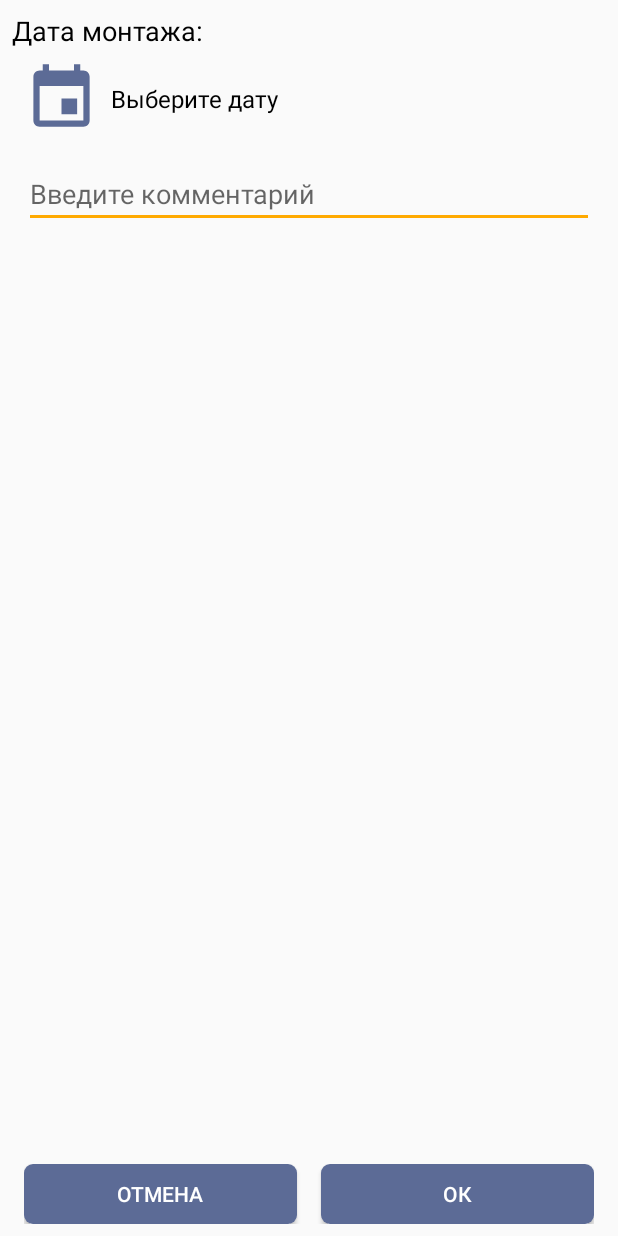
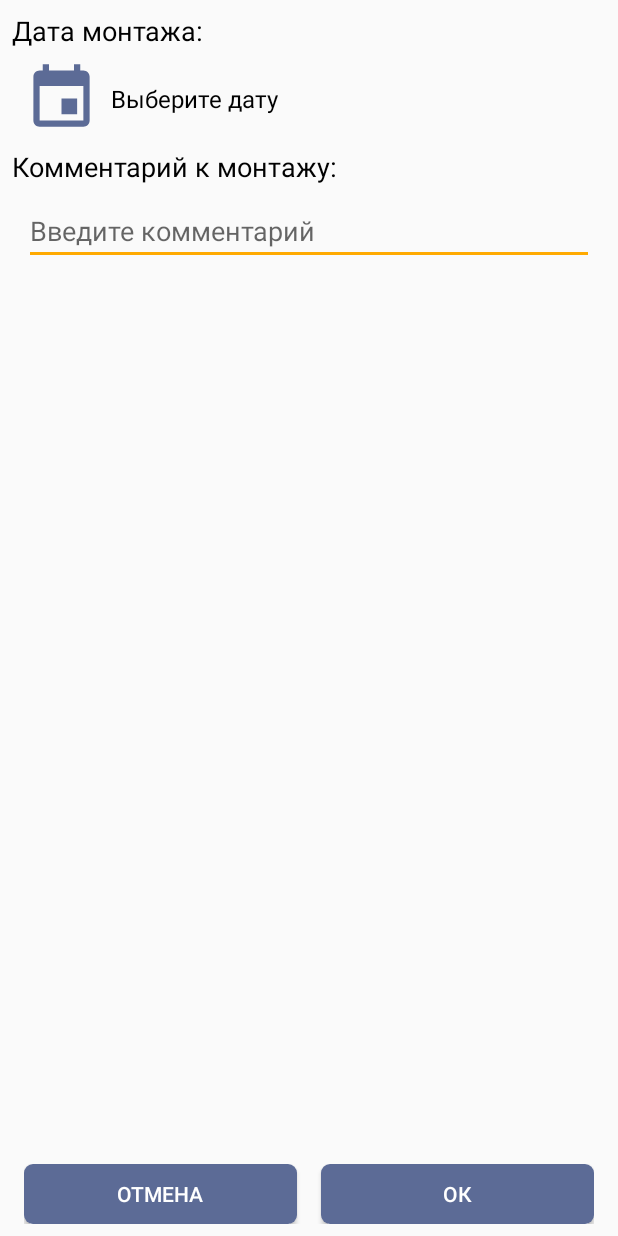
Before and after one commit to Andrey104/measurements, an Android app: the AddMountActivity screen opened directly, with no data from a screen before it, on a phone screen of 412 x 824 dp. Run offline under Robolectric (Android 15) with nearby library versions, the phone set to English and light mode, and no system bars.

Commit message:
add edit mount

```diff
--- a/app/src/main/java/ru/nextf/measurements/Utils.kt
+++ b/app/src/main/java/ru/nextf/measurements/Utils.kt
@@ -31,6 +31,9 @@ val MOUNT_NAME = "mount"
 val MAIN_NAME = "main"
 val ID_KEY = "id"
 val DEAL_STATUS = "DEAL_STATUS"
+val EDIT_MOUNT = "EDIT_MOUNT"
+val EDIT_MOUNT_DATE = "EDIT_MOUNT_DATE"
+val EDIT_MOUNT_DESCRIPTION = "EDIT_MOUNT_DESCRIPTION"
 val APP_TOKEN = "token"
 val MY_ID_USER = "MY_ID_USER"
 val PHOTO_ID_DELETE = "PHOTO_ID_DELETE"
--- a/app/src/main/java/ru/nextf/measurements/network/MeasurementsAPI.kt
+++ b/app/src/main/java/ru/nextf/measurements/network/MeasurementsAPI.kt
@@ -100,5 +100,8 @@ interface MeasurementsAPI {
 
 
     @POST("deals/{id}/mount/")
-    fun addMout(@Path("id") id: String, @Body mountAdd: MountAdd): Call<Void>
+    fun addMount(@Path("id") id: String, @Body mountAdd: MountAdd): Call<Void>
+
+    @PUT("mounts/{id}/")
+    fun editMount(@Path("id") id: String, @Body mountAdd: MountAdd): Call<Void>
 }
--- a/app/src/main/res/layout/activity_add_mount.xml
+++ b/app/src/main/res/layout/activity_add_mount.xml
@@ -53,14 +53,13 @@
         android:layout_height="wrap_content"
         android:layout_marginEnd="16dp"
         android:layout_marginStart="16dp"
-        android:layout_marginTop="16dp"
+        android:layout_marginTop="8dp"
         android:ems="10"
         android:hint="@string/enter_comment"
         android:maxLines="3"
         app:layout_constraintEnd_toEndOf="parent"
-        app:layout_constraintHorizontal_bias="0.0"
         app:layout_constraintStart_toStartOf="parent"
-        app:layout_constraintTop_toBottomOf="@+id/dateButton2" />
+        app:layout_constraintTop_toBottomOf="@+id/textView11" />
 
     <ImageButton
         android:id="@+id/dateButton2"
@@ -114,4 +113,16 @@
         app:layout_constraintEnd_toEndOf="parent"
         app:layout_constraintStart_toStartOf="parent"
         app:layout_constraintTop_toTopOf="parent" />
+
+    <TextView
+        android:id="@+id/textView11"
+        android:layout_width="wrap_content"
+        android:layout_height="wrap_content"
+        android:layout_marginStart="8dp"
+        android:layout_marginTop="8dp"
+        android:textColor="@color/black"
+        android:textSize="18sp"
+        android:text="@string/comment_mount"
+        app:layout_constraintStart_toStartOf="parent"
+        app:layout_constraintTop_toBottomOf="@+id/dateButton2" />
 </android.support.constraint.ConstraintLayout>
--- /dev/null
+++ b/app/src/main/res/layout/edit_mount.xml
@@ -0,0 +1,6 @@
+<?xml version="1.0" encoding="utf-8"?>
+<android.support.constraint.ConstraintLayout
+    xmlns:android="http://schemas.android.com/apk/res/android" android:layout_width="match_parent"
+    android:layout_height="match_parent">
+
+</android.support.constraint.ConstraintLayout>
--- a/app/src/main/res/layout/mount_fragment.xml
+++ b/app/src/main/res/layout/mount_fragment.xml
@@ -11,6 +11,7 @@
         android:layout_height="wrap_content"
         android:layout_marginBottom="16dp"
         android:layout_marginEnd="16dp"
+        android:visibility="gone"
         android:clickable="true"
         app:layout_constraintBottom_toBottomOf="parent"
         app:layout_constraintEnd_toEndOf="parent"
--- a/app/src/main/res/values/strings.xml
+++ b/app/src/main/res/values/strings.xml
@@ -289,6 +289,7 @@
     <string name="delete_photo">Удаление фотографии</string>
     <string name="method_prepayment">Способ оплаты</string>
     <string name="mount_added_successful">Монтаж успешно добавлен</string>
+    <string name="comment_mount">Комментарий к монтажу:</string>
     <string-array name="paylist">
         <item>Не выбрано</item>
         <item>Безналичные</item>
```
Also changed, not shown: app/src/main/java/ru/nextf/measurements/activity/AddMountActivity.kt (+41 -7 lines), app/src/main/java/ru/nextf/measurements/activity/OneMountActivity.kt (+31 -4 lines), app/src/main/java/ru/nextf/measurements/network/NetworkController.kt (+21 -1 lines), app/src/main/res/drawable/ic_edit_white_24dp.xml (added, +9 -0 lines), app/src/main/res/menu/edit_mount.xml (added, +11 -0 lines).
